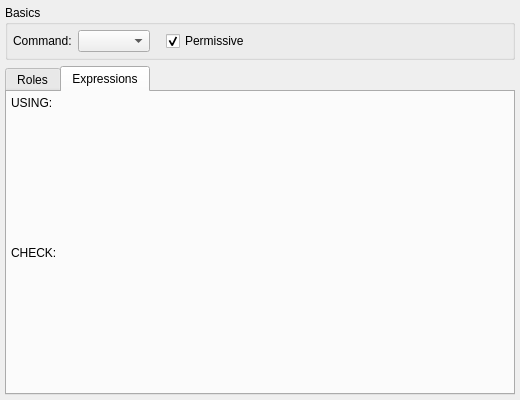
Before: the Qt Designer form libs/libgui/ui/dbobjects/policywidget.ui in pgmodeler/pgmodeler, drawn with Qt 5.
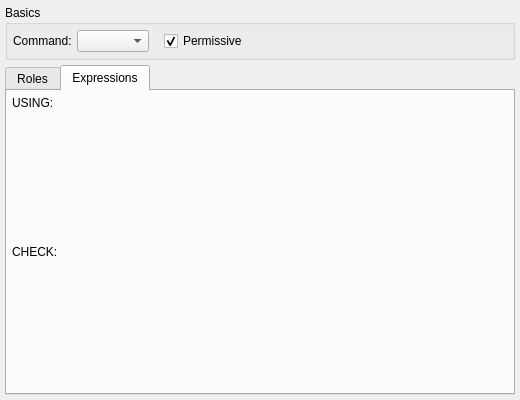
After: the same form once the commit is applied. The open tabs and pages were chosen to show the change.

Commit message: Adjusted the layout spacing/margins in ui/dbobjects/*

What changed in the file:
```diff
--- a/libs/libgui/ui/dbobjects/policywidget.ui
+++ b/libs/libgui/ui/dbobjects/policywidget.ui
@@ -32,6 +32,9 @@
    <property name="bottomMargin">
     <number>5</number>
    </property>
+   <property name="spacing">
+    <number>5</number>
+   </property>
    <item row="0" column="0">
     <widget class="QGroupBox" name="basics_grp">
      <property name="title">
@@ -50,6 +53,9 @@
       <property name="bottomMargin">
        <number>5</number>
       </property>
+      <property name="spacing">
+       <number>5</number>
+      </property>
       <item row="0" column="0">
        <widget class="QLabel" name="command_lbl">
         <property name="text">
@@ -124,17 +130,20 @@
        <string>Expressions</string>
       </attribute>
       <layout class="QVBoxLayout" name="verticalLayout">
+       <property name="spacing">
+        <number>5</number>
+       </property>
        <property name="leftMargin">
-        <number>4</number>
+        <number>5</number>
        </property>
        <property name="topMargin">
-        <number>4</number>
+        <number>5</number>
        </property>
        <property name="rightMargin">
-        <number>4</number>
+        <number>5</number>
        </property>
        <property name="bottomMargin">
-        <number>4</number>
+        <number>5</number>
        </property>
        <item>
         <widget class="QLabel" name="label_2">
```
The commit also changes 53 other files.
